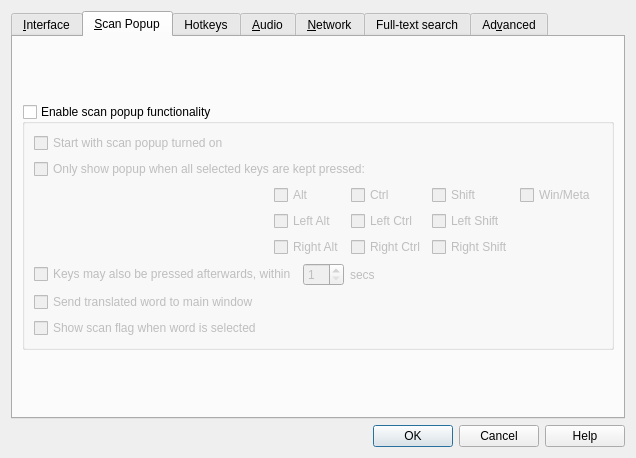
First picture: the form in preferences.ui, repository goldendict/goldendict, before the edit.
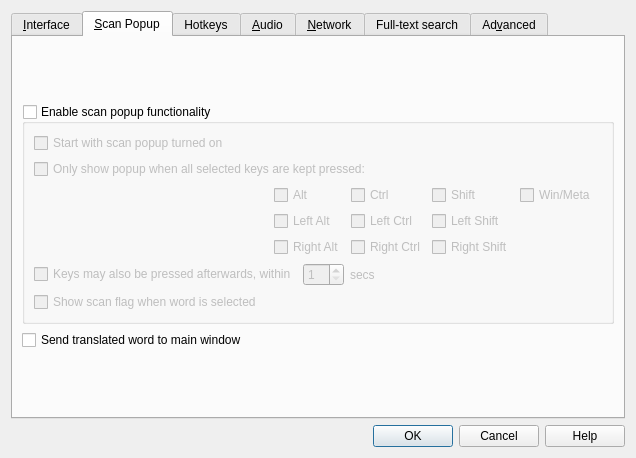
Second picture: the form after the edit. The open tabs and pages were chosen to show the change. Icons and pictures are not drawn. Custom widgets are drawn as their Qt base class.

Commit message:
Move scanToMainWindow checkbox out of enableScanPopup group box
This option has effect even when scan popup functionality is disabled -
when the Ctrl+C+C hotkey is triggered. So the scanToMainWindow checkbox
should not be disabled when enableScanPopup is unchecked. Fixes #716.

Patch:
```diff
--- a/preferences.ui
+++ b/preferences.ui
@@ -669,16 +669,6 @@
             </item>
            </layout>
           </item>
-          <item>
-           <widget class="QCheckBox" name="scanToMainWindow">
-            <property name="toolTip">
-             <string>Send translated word to main window instead of to show it in popup window</string>
-            </property>
-            <property name="text">
-             <string>Send translated word to main window</string>
-            </property>
-           </widget>
-          </item>
           <item>
            <widget class="QCheckBox" name="showScanFlag">
             <property name="toolTip">
@@ -692,6 +682,16 @@
          </layout>
         </widget>
        </item>
+       <item>
+        <widget class="QCheckBox" name="scanToMainWindow">
+         <property name="toolTip">
+          <string>Send translated word to main window instead of to show it in popup window</string>
+         </property>
+         <property name="text">
+          <string>Send translated word to main window</string>
+         </property>
+        </widget>
+       </item>
        <item>
         <spacer name="verticalSpacer_6">
          <property name="orientation">
```
